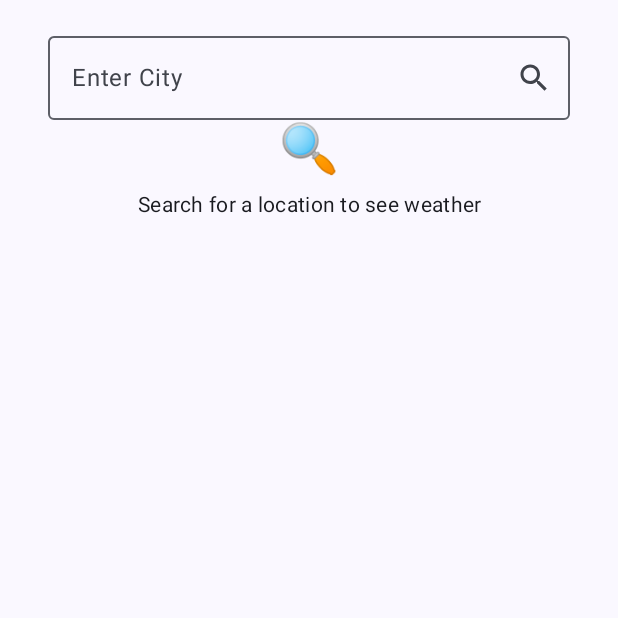
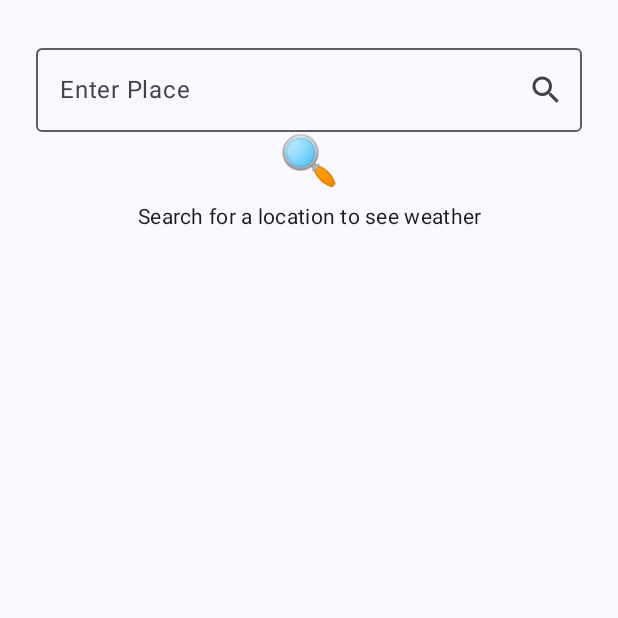
Before and after one commit to ashwanil23/Roam-India, an Android app built with Jetpack Compose: the MainScreen screen opened through its navigation route, after a tap on an icon or button, on a phone screen of 412 x 824 dp, the top half of it. Run offline under Robolectric (Android 15) with nearby library versions, the phone set to English and light mode, and no system bars; our stand-ins replace livedata-compose, window size class; pictures from the network do not load.

Commit message:
Your commit message

```diff
--- a/app/build.gradle.kts
+++ b/app/build.gradle.kts
@@ -80,4 +80,5 @@
     implementation ("com.squareup.retrofit2:converter-gson:$retrofitVersion")
     implementation("androidx.compose.runtime:runtime-livedata:1.7.8")
     implementation("io.coil-kt.coil3:coil-compose:3.1.0")
+    implementation("androidx.compose.material3:material3-window-size-class")
 }
--- a/app/src/main/java/com/roamindia/travel/app/MainActivity.kt
+++ b/app/src/main/java/com/roamindia/travel/app/MainActivity.kt
@@ -14,6 +14,9 @@
 import androidx.compose.foundation.layout.size
 import androidx.compose.material3.Scaffold
 import androidx.compose.material3.Text
+import androidx.compose.material3.windowsizeclass.ExperimentalMaterial3WindowSizeClassApi
+import androidx.compose.material3.windowsizeclass.WindowWidthSizeClass
+import androidx.compose.material3.windowsizeclass.calculateWindowSizeClass
 import androidx.compose.runtime.Composable
 import androidx.compose.runtime.LaunchedEffect
 import androidx.compose.runtime.remember
@@ -80,6 +83,7 @@
     }
 }
 class MainActivity : ComponentActivity() {
+    @OptIn(ExperimentalMaterial3WindowSizeClassApi::class)
     override fun onCreate(savedInstanceState: Bundle?) {
         super.onCreate(savedInstanceState)
         installSplashScreen()
@@ -94,13 +98,16 @@
         enableEdgeToEdge()
         setContent {
             RoamIndiaTheme {
+                val windowSize = calculateWindowSizeClass(this)
                 Scaffold(modifier = Modifier.fillMaxSize()) { innerPadding ->
                     RoamIndiaApp(
                         modifier = Modifier.padding(innerPadding),
                         startDestination = startDestination,
                         preferencesManager = preferencesManager,
                         weatherViewModel = weatherViewModel,
-                        placeSearchViewModel = placeSearchViewModel
+                        placeSearchViewModel = placeSearchViewModel,
+                        windowSize = windowSize.widthSizeClass
+
                     )
                 }
             }
@@ -115,7 +122,8 @@
     preferencesManager: PreferencesManager,
     onboardingViewModel: OnboardingViewModel = viewModel(),
     weatherViewModel: WeatherViewModel,
-    placeSearchViewModel: PlaceSearchViewModel
+    placeSearchViewModel: PlaceSearchViewModel,
+    windowSize: WindowWidthSizeClass,
 ) {
     val navController = rememberNavController()
     NavHost(navController = navController,startDestination = startDestination) {
--- a/app/src/main/java/com/roamindia/travel/app/screens/MainScreen.kt
+++ b/app/src/main/java/com/roamindia/travel/app/screens/MainScreen.kt
@@ -1,5 +1,6 @@
 package com.roamindia.travel.app.screens
 
+import ErrorView
 import LocationHeader
 import androidx.compose.foundation.Image
 import androidx.compose.foundation.background
@@ -16,13 +17,18 @@
 import androidx.compose.foundation.layout.size
 import androidx.compose.foundation.layout.width
 import androidx.compose.foundation.lazy.LazyColumn
+import androidx.compose.foundation.rememberScrollState
 import androidx.compose.foundation.shape.RoundedCornerShape
+import androidx.compose.foundation.text.KeyboardActions
+import androidx.compose.foundation.text.KeyboardOptions
+import androidx.compose.foundation.verticalScroll
 import androidx.compose.material.icons.Icons
 import androidx.compose.material.icons.filled.LocationOn
 import androidx.compose.material.icons.filled.Search
 import androidx.compose.material3.Button
 import androidx.compose.material3.ButtonDefaults
 import androidx.compose.material3.Card
+import androidx.compose.material3.CardColors
 import androidx.compose.material3.CardDefaults
 import androidx.compose.material3.CircularProgressIndicator
 import androidx.compose.material3.Icon
@@ -42,11 +48,14 @@
 import androidx.compose.ui.graphics.Brush
 import androidx.compose.ui.graphics.Color
 import androidx.compose.ui.layout.ContentScale
+import androidx.compose.ui.platform.LocalSoftwareKeyboardController
 import androidx.compose.ui.res.colorResource
 import androidx.compose.ui.res.dimensionResource
 import androidx.compose.ui.res.painterResource
 import androidx.compose.ui.text.TextStyle
+import androidx.compose.ui.text.font.FontStyle
 import androidx.compose.ui.text.font.FontWeight
+import androidx.compose.ui.text.input.ImeAction
 import androidx.compose.ui.text.style.TextAlign
 import androidx.compose.ui.tooling.preview.Preview
 import androidx.compose.ui.unit.dp
@@ -68,21 +77,26 @@
     placeSearchViewModel: PlaceSearchViewModel,
     weatherViewModel: WeatherViewModel
 ) {
-    var place by remember { mutableStateOf("") }
     Column(
         modifier = modifier
             .fillMaxSize()
+            .verticalScroll(rememberScrollState())
             .padding(
                 horizontal = dimensionResource(R.dimen.medium),
                 vertical = dimensionResource(R.dimen.medium)
             )
     ) {
         Row {
-            Box(
-                modifier = Modifier.weight(1f)
+            Card(
+                modifier = Modifier
+                    .weight(1f)
+                    .height(150.dp),
+                shape = RoundedCornerShape(dimensionResource(R.dimen.xsmall)),
+                colors = CardDefaults.elevatedCardColors(Color.Transparent)
             ) {
                 ProfileSection()
             }
+
 
             Spacer(modifier.padding(dimensionResource(R.dimen.small)))
 
@@ -92,6 +106,7 @@
                     .height(150.dp),
                 elevation = CardDefaults.cardElevation(dimensionResource(R.dimen.small)),
                 shape = RoundedCornerShape(dimensionResource(R.dimen.xsmall)),
+                colors = CardDefaults.elevatedCardColors(Color.LightGray),
                 onClick = onWeatherButtonClicked
             ) {
                 WeatherSection(weatherViewModel = weatherViewModel)
@@ -99,19 +114,28 @@
         }
         Text(
             text = "State",
-            modifier = Modifier.padding(vertical = dimensionResource(R.dimen.medium))
+            modifier = Modifier
+                .padding(vertical = dimensionResource(R.dimen.medium)),
+            fontSize = 24.sp,
+            fontWeight = FontWeight.Bold,
+            fontStyle = FontStyle.Italic
         )
         Card(
             modifier = Modifier.fillMaxWidth(),
-            elevation = CardDefaults.cardElevation(4.dp),
-            shape = RoundedCornerShape(8.dp),
+            elevation = CardDefaults.cardElevation(dimensionResource(R.dimen.xsmall)),
+            shape = RoundedCornerShape(dimensionResource(R.dimen.small)),
+            colors = CardDefaults.elevatedCardColors(Color.LightGray)
         ) {
             Column {
                 CustomSearchBar(
                     placeSearchViewModel= placeSearchViewModel,
                     weatherViewModel = weatherViewModel
                 )
-                StateListView(modifier = Modifier, onCheckedButtonClicked = onCheckedButtonClicked) // Fix
+                StateListView(
+                    modifier = Modifier
+                        .height(450.dp),
+                    onCheckedButtonClicked = onCheckedButtonClicked
+                )
             }
         }
         Spacer(Modifier.padding(dimensionResource(R.dimen.medium)))
@@ -121,10 +145,25 @@
 }
 
 @Composable
+fun ChatBot() {
+
+}
+
+@Composable
 fun EndOfAppView() {
     Column {
-        Text("Made with ❤️")
-        Text(text = "In India")
+        Text(
+            text = "Made with ❤️",
+            fontSize = 48.sp,
+            fontWeight = FontWeight.Bold,
+            textAlign = TextAlign.Start
+        )
+        Text(
+            text = "In India",
+            fontSize = 48.sp,
+            fontWeight = FontWeight.Bold,
+            textAlign = TextAlign.Start
+        )
     }
 }
 
@@ -134,6 +173,7 @@
     weatherViewModel: WeatherViewModel
 ) {
     var place by remember { mutableStateOf("") }
+    val keyboardController = LocalSoftwareKeyboardController.current
     OutlinedTextField(
         modifier = Modifier
             .fillMaxWidth()
@@ -144,7 +184,7 @@
         onValueChange = { place = it },
         label = {
             Text(
-                text = "Enter City"
+                text = "Enter Place"
             )
         },
         singleLine = true,
@@ -153,6 +193,7 @@
                 onClick = {
                     weatherViewModel.getWeatherData(place);
                     placeSearchViewModel.getPlaceData(place)
+                    keyboardController?.hide()
                 }
             ) {
                 Icon(
@@ -160,13 +201,24 @@
                     contentDescription = "Search",
                 )
             }
-        }
+        },
+        keyboardOptions = KeyboardOptions(imeAction = ImeAction.Search),
+        keyboardActions = KeyboardActions(onSearch = {
+            weatherViewModel.getWeatherData(place);
+            placeSearchViewModel.getPlaceData(place)
+            keyboardController?.hide()
+        })
     )
 }
 
 @Composable
-fun StateListView(modifier: Modifier, onCheckedButtonClicked: () -> Unit) {
-    LazyColumn{
+fun StateListView(
+    modifier: Modifier,
+    onCheckedButtonClicked: () -> Unit
+) {
+    LazyColumn(
+        modifier = modifier.fillMaxSize()
+    ){
         items(10) {
             Box(
                 modifier = Modifier
@@ -244,6 +296,9 @@
                 }
             }
         }
+        item {
+            Spacer(Modifier.padding(bottom = dimensionResource(R.dimen.medium)))
+        }
     }
 }
 
@@ -256,7 +311,7 @@
     ) {
         when(val result = weatherResult.value) {
             is NetworkResponse.Error -> {
-                androidx.compose.material.Text(text = result.message)
+                ErrorView(result.message)
             }
             NetworkResponse.Loading -> {
                 LoadingView()
@@ -364,8 +419,18 @@
             modifier = Modifier.fillMaxWidth(),
             horizontalAlignment = Alignment.Start
         ) {
-            Text(text = "Hi!",Modifier.fillMaxWidth())
-            Text(text = "Traveller",Modifier.fillMaxWidth())
+            Text(
+                text = "Hi!",
+                Modifier
+                    .fillMaxWidth(),
+                fontSize = 32.sp,
+            )
+            Text(
+                text = "Traveller",
+                Modifier
+                    .fillMaxWidth(),
+                fontWeight = FontWeight.Bold,
+            )
         }
     }
 }
--- a/app/src/main/res/values/dimension.xml
+++ b/app/src/main/res/values/dimension.xml
@@ -15,6 +15,9 @@
     <dimen name="xxxxlarge">120.dp</dimen>
     <dimen name="xxxxxlarge">160.dp</dimen>
     <dimen name="large_sp">28.sp</dimen>
+    <dimen name="medium_sp">16.sp</dimen>
+    <dimen name="xmedium_sp">12.sp</dimen>
+    <dimen name="small_sp">8.sp</dimen>
     <dimen name="state_tile_width">334.dp</dimen>
     <dimen name="state_tile_hight">83.dp</dimen>
 </resources>
```
Also changed, not shown: app/src/main/java/com/roamindia/travel/app/screens/WeatherPage.kt (+31 -2 lines), app/src/main/res/drawable-nodpi/error_icon.xml (added, +24 -0 lines), app/src/main/res/drawable-nodpi/bot_flag_in_india_robot_icon.png (added).
